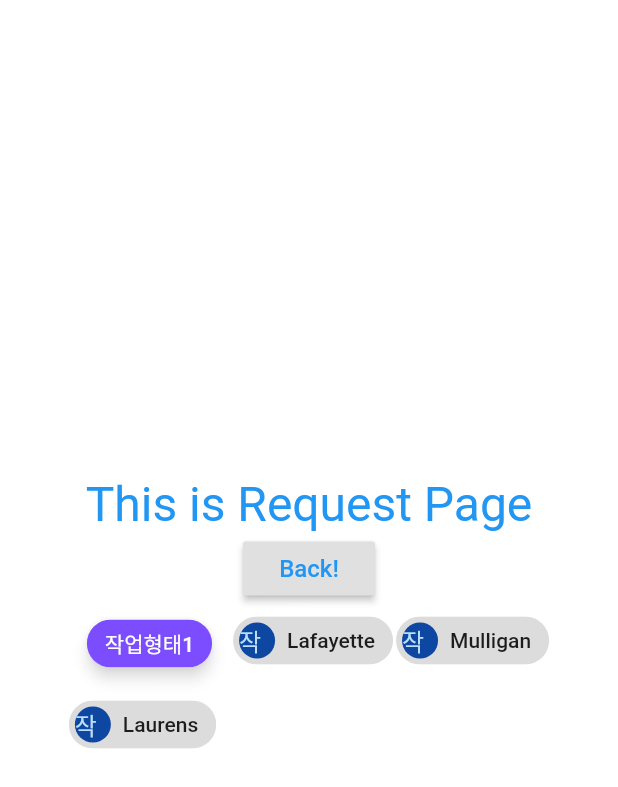
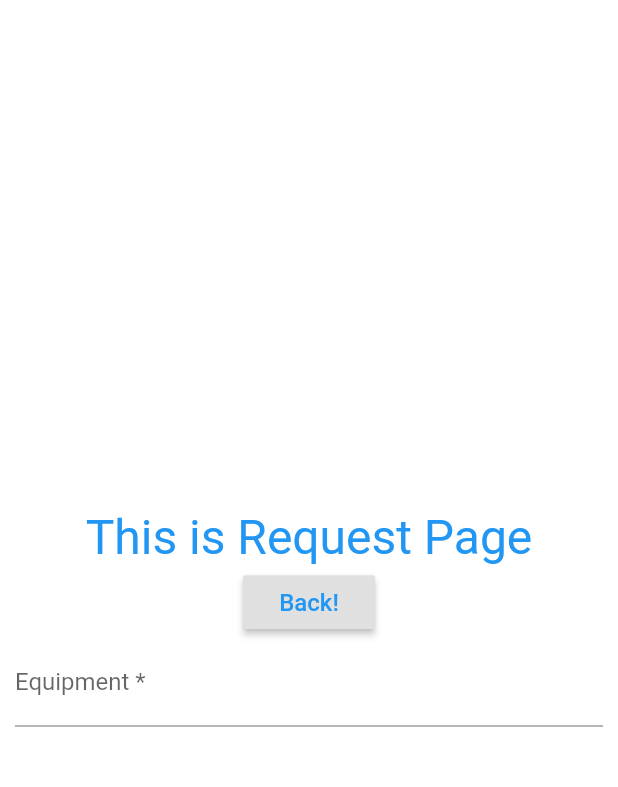
Before and after one commit to JWHAPO/simple_cmms_demo, a Flutter app: the RequestPage screen opened by its route, on a phone screen of 412 x 824 dp. Shown: the top 787 px of the screen. Run offline on Flutter 3.47's test engine with Material 2 defaults, Android fonts, the phone set to English and light mode, and no system bars; our stand-ins replace fl_chart; missing offline and left inert: flutter_barcode_scanner.

Commit message:
add textformfield

```diff
--- a/lib/ui/home.dart
+++ b/lib/ui/home.dart
@@ -194,7 +194,7 @@ class _HomePageState extends State<HomePage> {
 
   Widget myWork3(){
     return Container(
-      height: MediaQuery.of(context).size.height*0.26,
+      height: MediaQuery.of(context).size.height*0.28,
       child: ListView.builder(
         scrollDirection: Axis.horizontal,
         itemCount: myWorkImages.length,
--- a/lib/ui/request.dart
+++ b/lib/ui/request.dart
@@ -6,6 +6,26 @@ class RequestPage extends StatefulWidget {
 }
 
 class _RequestPageState extends State<RequestPage> {
+
+
+  final _titleTextEditingController = TextEditingController();
+  FocusNode _titleFocusNode;
+
+  @override
+  void initState() {
+    super.initState();;
+    _titleFocusNode = FocusNode();
+
+  }
+
+  @override
+  void dispose() {
+    super.dispose();
+    _titleFocusNode.dispose();
+  }
+
+
+
   @override
   Widget build(BuildContext context) {
     //바코드
@@ -30,34 +50,19 @@ class _RequestPageState extends State<RequestPage> {
                 ),
                 onPressed: () {
                   Navigator.pop(context);
-                }),Wrap(
-                  spacing: 2.0, // gap between adjacent chips
-                  runSpacing: 4.0, // gap between lines
-                  children: <Widget>[
-                    Container(
-                      child: Chip(
-                        label: Text('작업형태1',style: TextStyle(color: Colors.white),),
-                        backgroundColor: Colors.deepPurpleAccent,
-                        elevation: 4,
-                        shadowColor: Colors.grey[50],
-                        padding: EdgeInsets.all(4),
-                      ),
-                      margin: EdgeInsets.only(left: 12, right: 12,top: 2,bottom: 2),
-                    ),
-                    Chip(
-                      avatar: CircleAvatar(backgroundColor: Colors.blue.shade900, child: Text('작업형태2')),
-                      label: Text('Lafayette'),
-                    ),
-                    Chip(
-                      avatar: CircleAvatar(backgroundColor: Colors.blue.shade900, child: Text('작업형태3')),
-                      label: Text('Mulligan'),
-                    ),
-                    Chip(
-                      avatar: CircleAvatar(backgroundColor: Colors.blue.shade900, child: Text('작업형태4')),
-                      label: Text('Laurens'),
-                    ),
-              ],
-            )
+                }),
+            Padding(
+              padding: EdgeInsets.only(left: 10.0 , right: 10.0),
+              child: TextFormField(
+                controller: _titleTextEditingController,
+                maxLines: 1,
+                decoration: const InputDecoration(
+                  hintText: 'Write equipment name. ',
+                  labelText: 'Equipment *',
+                ),
+              ),
+            ),
+
           ],
         ),
       ),
```
